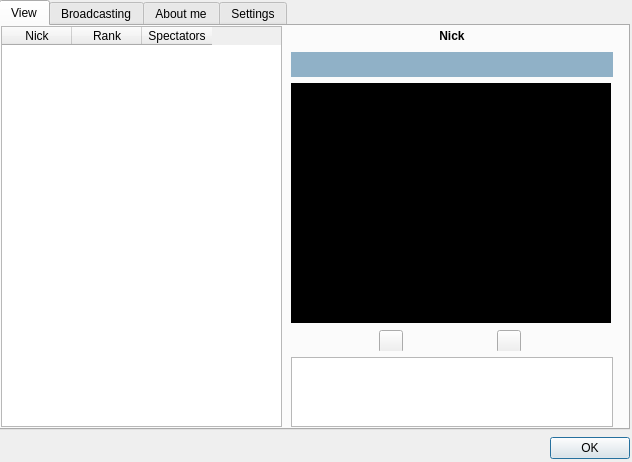
Before: the Qt Designer form ui/cam.ui in gitter-badger/simplechatclient, drawn with Qt 5.
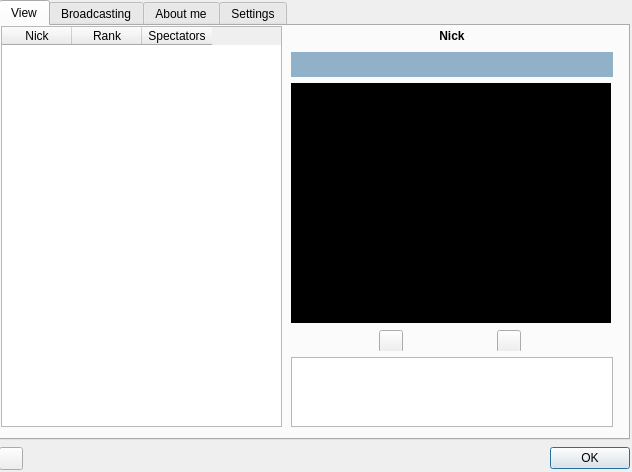
After: the same form once the commit is applied. Icons and pictures are not drawn.

Commit message: added dlgcam connect/disconnect button

What changed in the file:
```diff
--- a/ui/cam.ui
+++ b/ui/cam.ui
@@ -7,19 +7,19 @@
     <x>0</x>
     <y>0</y>
     <width>632</width>
-    <height>462</height>
+    <height>472</height>
    </rect>
   </property>
   <property name="minimumSize">
    <size>
     <width>632</width>
-    <height>462</height>
+    <height>472</height>
    </size>
   </property>
   <property name="maximumSize">
    <size>
     <width>632</width>
-    <height>462</height>
+    <height>472</height>
    </size>
   </property>
   <property name="windowTitle">
@@ -38,7 +38,7 @@
      <x>-1</x>
      <y>0</y>
      <width>631</width>
-     <height>461</height>
+     <height>471</height>
     </rect>
    </property>
    <layout class="QVBoxLayout" name="verticalLayout_2">
@@ -988,6 +988,15 @@
      </widget>
     </item>
     <item>
+     <layout class="QHBoxLayout" name="horizontalLayout_14">
+      <item>
+       <widget class="QToolButton" name="toolButton_connect">
+        <property name="text">
+         <string/>
+        </property>
+       </widget>
+      </item>
+      <item>
      <widget class="QDialogButtonBox" name="buttonBox">
       <property name="sizePolicy">
        <sizepolicy hsizetype="Preferred" vsizetype="Preferred">
@@ -1011,6 +1020,8 @@
        <set>QDialogButtonBox::Ok</set>
       </property>
      </widget>
+      </item>
+     </layout>
     </item>
    </layout>
   </widget>
```
Lines whose indentation alone changed are shown as unchanged. The commit also changes 4 other files.
